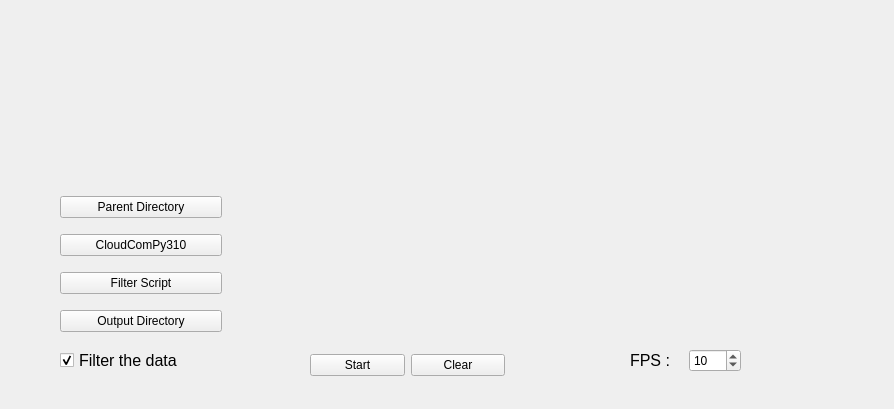
Above: Utilities/GUI.ui from M-Bahy/Data-preprocessing-pipeline before the change. Below: the same form after it.
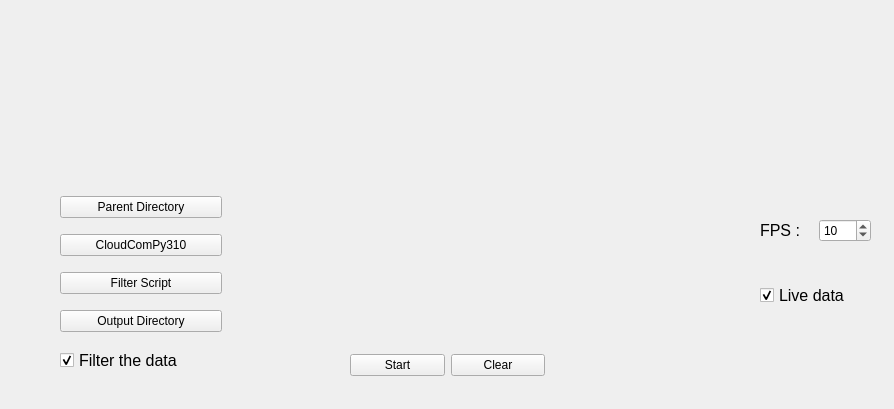
That is the form after the change. Icons and pictures are not drawn.

Commit message: added live button

What changed in the file:
```diff
--- a/Utilities/GUI.ui
+++ b/Utilities/GUI.ui
@@ -216,8 +216,8 @@
    <widget class="QWidget" name="layoutWidget">
     <property name="geometry">
      <rect>
-      <x>630</x>
-      <y>340</y>
+      <x>760</x>
+      <y>210</y>
       <width>111</width>
       <height>41</height>
      </rect>
@@ -255,7 +255,7 @@
    <widget class="QWidget" name="layoutWidget">
     <property name="geometry">
      <rect>
-      <x>310</x>
+      <x>350</x>
       <y>350</y>
       <width>195</width>
       <height>31</height>
@@ -278,6 +278,33 @@
      </item>
     </layout>
    </widget>
+   <widget class="QCheckBox" name="live">
+    <property name="geometry">
+     <rect>
+      <x>760</x>
+      <y>280</y>
+      <width>111</width>
+      <height>31</height>
+     </rect>
+    </property>
+    <property name="font">
+     <font>
+      <pointsize>12</pointsize>
+     </font>
+    </property>
+    <property name="layoutDirection">
+     <enum>Qt::LeftToRight</enum>
+    </property>
+    <property name="autoFillBackground">
+     <bool>false</bool>
+    </property>
+    <property name="text">
+     <string>Live data</string>
+    </property>
+    <property name="checked">
+     <bool>true</bool>
+    </property>
+   </widget>
   </widget>
  </widget>
  <resources/>
```
